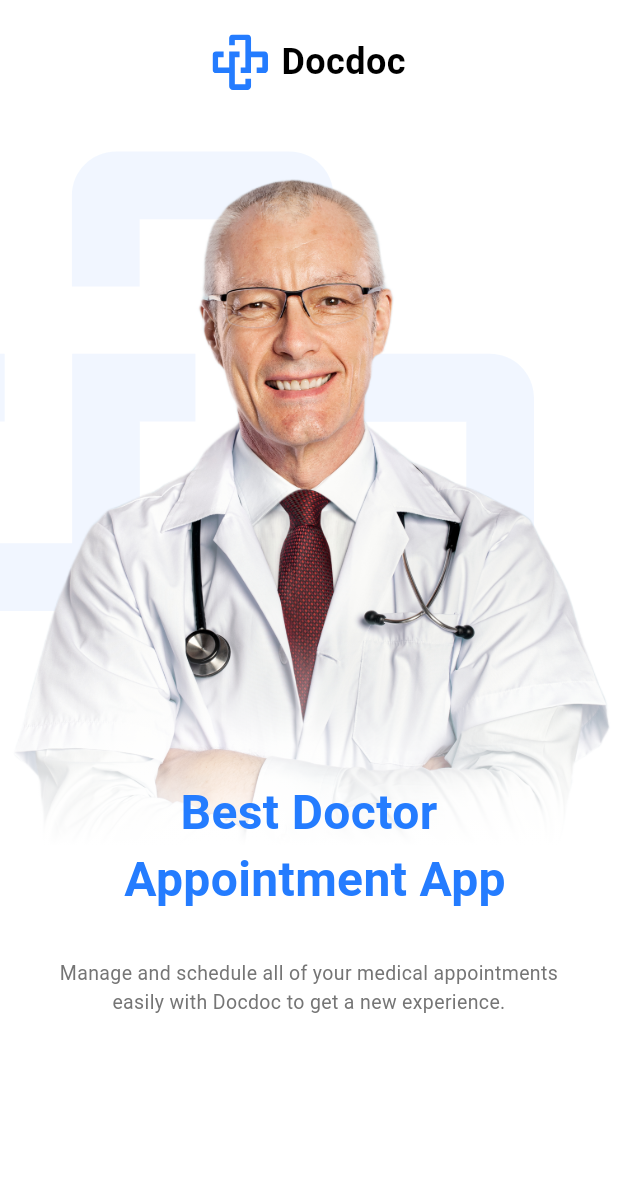
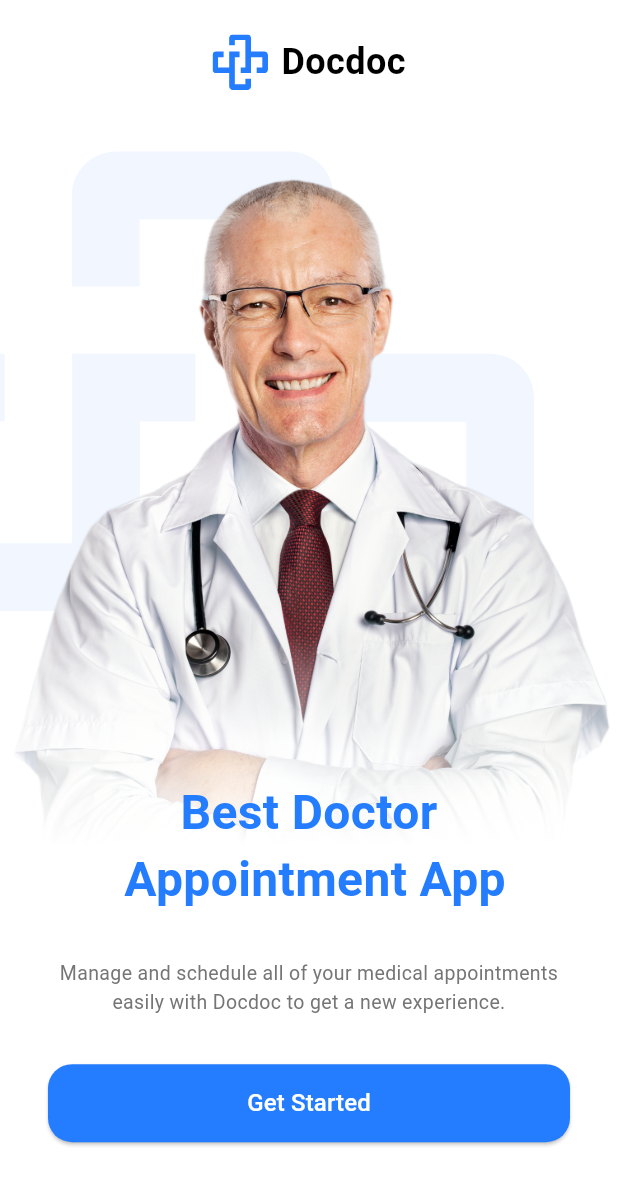
Before and after one commit to OmarAly92/docdoc, a Flutter app: the screen it shows after launch, on a phone screen of 412 x 824 dp. Shown: the top 1185 px of the screen. Run offline on Flutter 3.47's test engine with Material 3 defaults, Android fonts, the light colour scheme and no system bars; our stand-ins replace device_preview, easy_localization, flutter_screenutil, flutter_svg.

Commit message:
Finish Onboarding screen

```diff
--- a/lib/core/theming/app_text_style.dart
+++ b/lib/core/theming/app_text_style.dart
@@ -22,7 +22,7 @@ abstract class AppTextStyle {
   );
 
   static TextStyle font16WhiteSemiBold = TextStyle(
-    fontSize: 16.sp,
+    fontSize: 16.spMin,
     fontWeight: FontWeight.w500,
     color: Colors.white,
   );
--- /dev/null
+++ b/lib/feature/onboarding/presentation/onboarding_view/ui/widget/get_started_button.dart
@@ -0,0 +1,41 @@
+import 'package:docdoc/core/theming/app_color.dart';
+import 'package:docdoc/core/theming/app_text_style.dart';
+import 'package:flutter/material.dart';
+
+class GetStartedButton extends StatelessWidget {
+  const GetStartedButton({
+    super.key,
+    required this.onPressed,
+    required this.title,
+  });
+
+  final void Function()? onPressed;
+  final String title;
+
+  @override
+  Widget build(BuildContext context) {
+    return Row(
+      children: [
+        Expanded(
+          child: SizedBox(
+            height: 52,
+            child: ElevatedButton(
+              style: ElevatedButton.styleFrom(
+                  backgroundColor: AppColor.mainBlue,
+                  tapTargetSize: MaterialTapTargetSize.shrinkWrap,
+                  shape: const RoundedRectangleBorder(
+                    borderRadius: BorderRadius.all(Radius.circular(16)),
+                  ),
+                  minimumSize: const Size(double.infinity, 52)),
+              onPressed: () {},
+              child: Text(
+                title,
+                style: AppTextStyle.font16WhiteSemiBold,
+              ),
+            ),
+          ),
+        ),
+      ],
+    );
+  }
+}
--- a/lib/feature/onboarding/presentation/onboarding_view/ui/widget/onboarding_text_and_button.dart
+++ b/lib/feature/onboarding/presentation/onboarding_view/ui/widget/onboarding_text_and_button.dart
@@ -1,5 +1,7 @@
 import 'package:docdoc/core/theming/app_text_style.dart';
 import 'package:docdoc/core/utils/translation_key.dart';
+import 'package:docdoc/core/widget/gap.dart';
+import 'package:docdoc/feature/onboarding/presentation/onboarding_view/ui/widget/get_started_button.dart';
 import 'package:easy_localization/easy_localization.dart';
 import 'package:flutter/material.dart';
 
@@ -18,6 +20,14 @@ class OnboardingTextAndButton extends StatelessWidget {
             style: AppTextStyle.font13GrayRegular,
           ),
         ),
+        const Gap(32),
+        Padding(
+          padding: const EdgeInsets.symmetric(horizontal: 32),
+          child: GetStartedButton(
+            onPressed: () {},
+            title: 'Get Started',
+          ),
+        )
       ],
     );
   }
```
